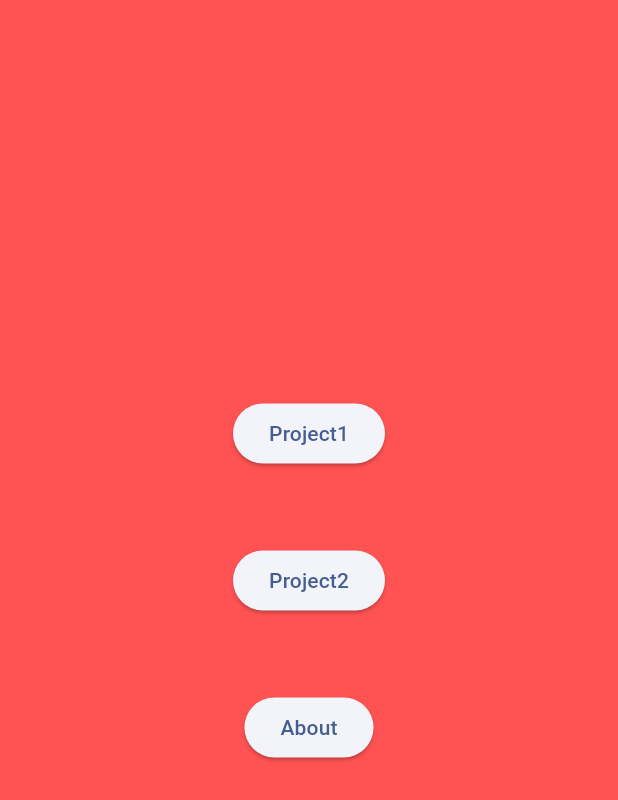
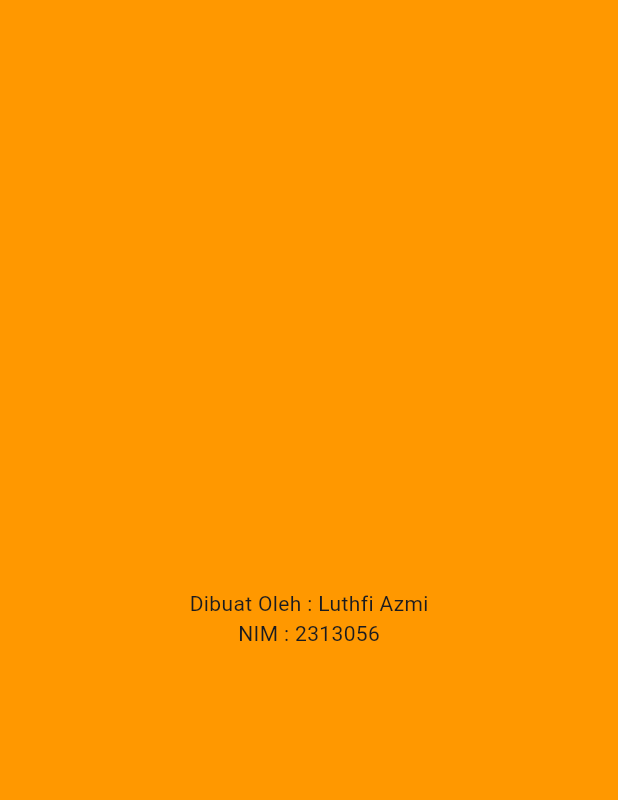
Before and after one commit to UpiAmi/Gerbong_Belakang, a Flutter app: the Beranda screen opened directly, after a tap on "About", on a phone screen of 412 x 824 dp. Shown: the top 800 px of the screen. Run offline on Flutter 3.47's test engine with Material 3 defaults, Android fonts, the phone set to English and light mode, and no system bars.

Commit message:
Added SI_UM

```diff
--- a/lib/main.dart
+++ b/lib/main.dart
@@ -1,4 +1,5 @@
 import 'package:flutter/material.dart';
+import 'package:sib6b_u/SI_UM/Page/mainpage.dart';
 
 void main() {
   runApp(const MyApp());
@@ -32,7 +33,7 @@ class MyApp extends StatelessWidget {
         useMaterial3: true,
       ),
       debugShowCheckedModeBanner: false,
-      home: Beranda(),
+      home: UnivPage(),
     );
   }
 }
@@ -105,7 +106,9 @@ class Beranda extends StatelessWidget {
               Navigator.push(context, MaterialPageRoute(builder: (context) => project2(),));
             }, child: Text("Project2")),
             Padding(padding: EdgeInsets.all(25)),
-            ElevatedButton(onPressed: (){}, child: Text("About")),
+            ElevatedButton(onPressed: (){
+              Navigator.push(context, MaterialPageRoute(builder: (context) => About(),));
+            }, child: Text("About")),
             Padding(padding: EdgeInsets.all(25)),
           ],
         ),
@@ -113,3 +116,22 @@ class Beranda extends StatelessWidget {
     );
   }
 }
+
+class About extends StatelessWidget {
+  @override
+  Widget build(BuildContext context) {
+    // TODO: implement build
+    return Scaffold(
+      backgroundColor: Colors.orange,
+      body: Center(
+        child: Column(
+          mainAxisAlignment: MainAxisAlignment.center,
+          children: [
+            Text('Dibuat Oleh : Luthfi Azmi'),
+            Text('NIM : 2313056')
+          ],
+        ),
+      ),
+    );
+  }
+}
```
Also changed, not shown: lib/SI_UM/Page/mainpage.dart (added, +80 -0 lines).
